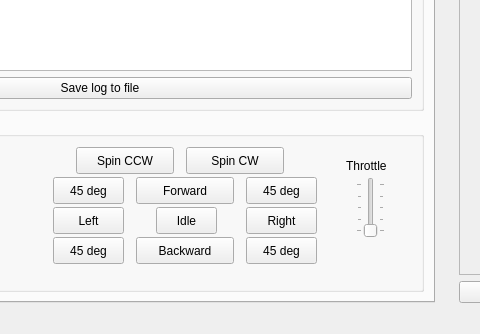
First picture: the form in montibot-ros-pkg/monti_gui/ui/main_window.ui, repository mikejanov/NU-electric-canary, before the edit; both pictures show x 244 to 724 and y 392 to 726 of the 1019 by 726 pixel window.
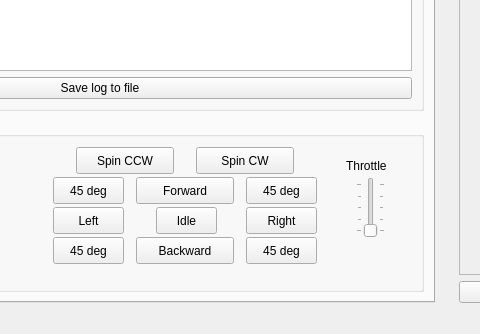
Second picture: the form after the edit. Icons and pictures are not drawn.

Commit message: modified keyboard shortcuts

Diff of the .ui file:
```diff
--- a/montibot-ros-pkg/monti_gui/ui/main_window.ui
+++ b/montibot-ros-pkg/monti_gui/ui/main_window.ui
@@ -335,7 +335,7 @@
           <widget class="QPushButton" name="pushButton_180_r">
            <property name="geometry">
             <rect>
-             <x>410</x>
+             <x>420</x>
              <y>30</y>
              <width>98</width>
              <height>27</height>
```
Left out of the diff: 14 changed lines with no effect on the pictures.
